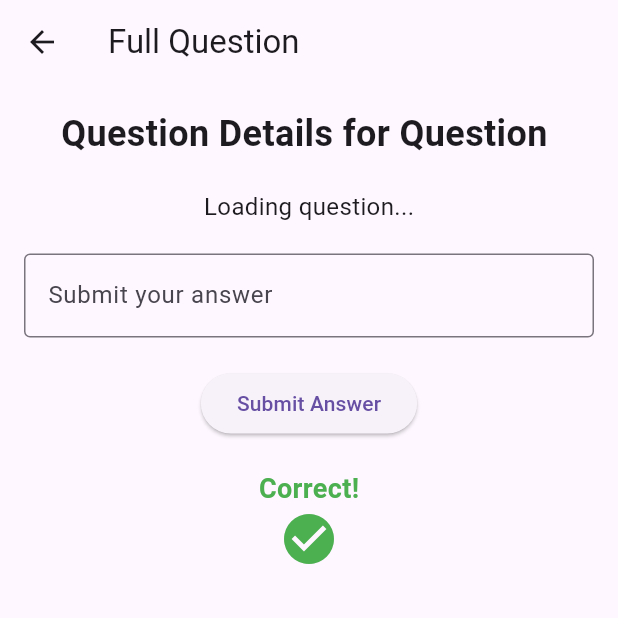
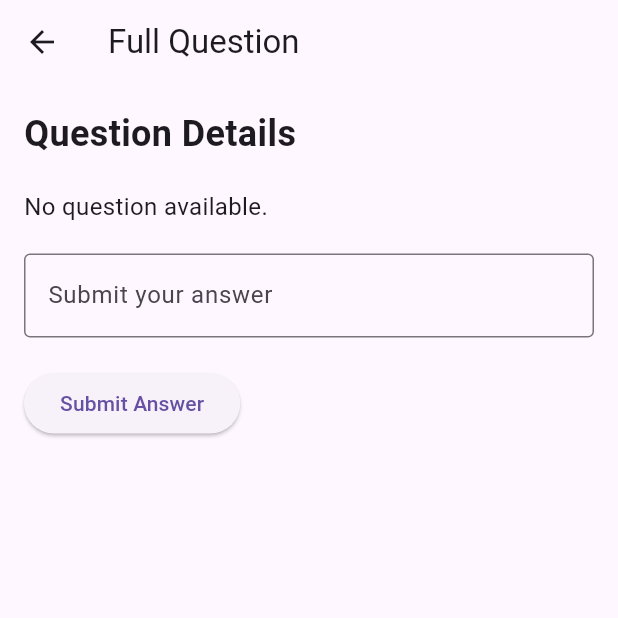
Before and after one commit to dasjoy7/project_1_cse_3240-, a Flutter app: the FullQuestionPage screen opened directly with empty values, after a tap on "Submit Answer", on a phone screen of 412 x 824 dp, the top half of it. Run offline on Flutter 3.47's test engine with Material 3 defaults, Android fonts, the phone set to English and light mode, and no system bars; our stand-ins replace supabase_flutter; accounts and stored records are empty.

```diff
--- a/lib/contest/full_question_page.dart
+++ b/lib/contest/full_question_page.dart
@@ -16,8 +16,10 @@ class _FullQuestionPageState extends State<FullQuestionPage> {
   bool _isSubmitted = false; // Track whether the user has submitted their answer
   String _questionText = '';
   String _correctAnswer = ''; // Store the correct answer as a string
+  bool _isContestCompleted = false; // Track if contest has completed
+  bool _isLoading = true; // Track if data is still loading
 
-  // Fetch full question details from Supabase
+  // Fetch question and contest details from Supabase
   Future<void> _loadQuestion() async {
     try {
       final response = await Supabase.instance.client
@@ -30,9 +32,34 @@ class _FullQuestionPageState extends State<FullQuestionPage> {
       setState(() {
         _questionText = question['question_text'];
         _correctAnswer = question['correct_answer']; // Assuming correct_answer is stored as a string
+        _isLoading = false;
       });
     } catch (e) {
+      setState(() {
+        _isLoading = false;
+      });
       print('Error fetching question: $e');
+    }
+  }
+
+  // Check if the contest is completed and disable the submit button
+  Future<void> _checkContestStatus() async {
+    try {
+      final contestResponse = await Supabase.instance.client
+          .from('contests')
+          .select('*')
+          .eq('id', widget.questionId) // Assuming `questionId` links to `contestId`
+          .single();
+
+      final contestEndTime = DateTime.parse(contestResponse['end_time']);
+
+      if (DateTime.now().isAfter(contestEndTime)) {
+        setState(() {
+          _isContestCompleted = true; // Contest has ended
+        });
+      }
+    } catch (e) {
+      print('Error checking contest status: $e');
     }
   }
 
@@ -40,7 +67,14 @@ class _FullQuestionPageState extends State<FullQuestionPage> {
   void _submitAnswer() {
     final submittedAnswer = _answerController.text.trim();
 
-    if (submittedAnswer == _correctAnswer) {
+    if (submittedAnswer.isEmpty) {
+      setState(() {
+        _answerStatus = 'Please enter an answer.';
+      });
+      return;
+    }
+
+    if (submittedAnswer.toLowerCase() == _correctAnswer.toLowerCase()) {
       setState(() {
         _answerStatus = 'Correct!';
         _isSubmitted = true;
@@ -56,7 +90,14 @@ class _FullQuestionPageState extends State<FullQuestionPage> {
   @override
   void initState() {
     super.initState();
-    _loadQuestion();  // Load the full question when the page is initialized
+    _loadQuestion();
+    _checkContestStatus(); // Check contest status when page initializes
+  }
+
+  @override
+  void dispose() {
+    _answerController.dispose(); // Dispose the controller when done
+    super.dispose();
   }
 
   @override
@@ -67,14 +108,22 @@ class _FullQuestionPageState extends State<FullQuestionPage> {
         padding: const EdgeInsets.all(16.0),
         child: Column(
           children: [
+            // Show loading spinner while fetching the question
+            if (_isLoading)
+              Center(child: CircularProgressIndicator()),
+
+            // Display question details when loaded
+            if (!_isLoading)
+              Column(
+                crossAxisAlignment: CrossAxisAlignment.start,
+                children: [
                   Text(
-              'Question Details for Question ${widget.questionId}',
+                    'Question Details',
                     style: TextStyle(fontSize: 24, fontWeight: FontWeight.bold),
                   ),
                   SizedBox(height: 20),
-            // Display the full question text and description
                   Text(
-              _questionText.isNotEmpty ? _questionText : 'Loading question...',
+                    _questionText.isNotEmpty ? _questionText : 'No question available.',
                     style: TextStyle(fontSize: 16),
                   ),
                   SizedBox(height: 20),
@@ -84,11 +133,11 @@ class _FullQuestionPageState extends State<FullQuestionPage> {
                       labelText: 'Submit your answer',
                       border: OutlineInputBorder(),
                     ),
-              keyboardType: TextInputType.text,  // Updated to allow text input
+                    keyboardType: TextInputType.text,
                   ),
                   SizedBox(height: 20),
                   ElevatedButton(
-              onPressed: _submitAnswer,  // Handle answer submission
+                    onPressed: _isContestCompleted || _isSubmitted ? null : _submitAnswer, // Disable button after submission or contest end
                     child: Text('Submit Answer'),
                   ),
                   SizedBox(height: 20),
@@ -109,6 +158,8 @@ class _FullQuestionPageState extends State<FullQuestionPage> {
                     ),
                 ],
               ),
+          ],
+        ),
       ),
     );
   }
```
Also changed, not shown: lib/contest/contest_questions_page.dart (+3 -23 lines). Lines whose indentation alone changed are shown as unchanged.
